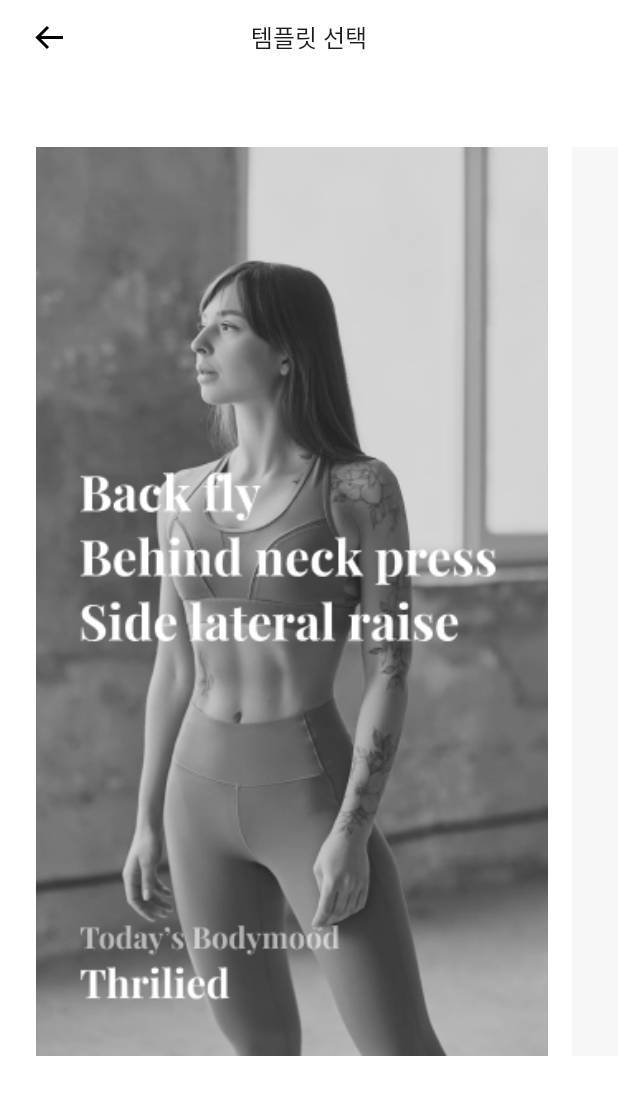
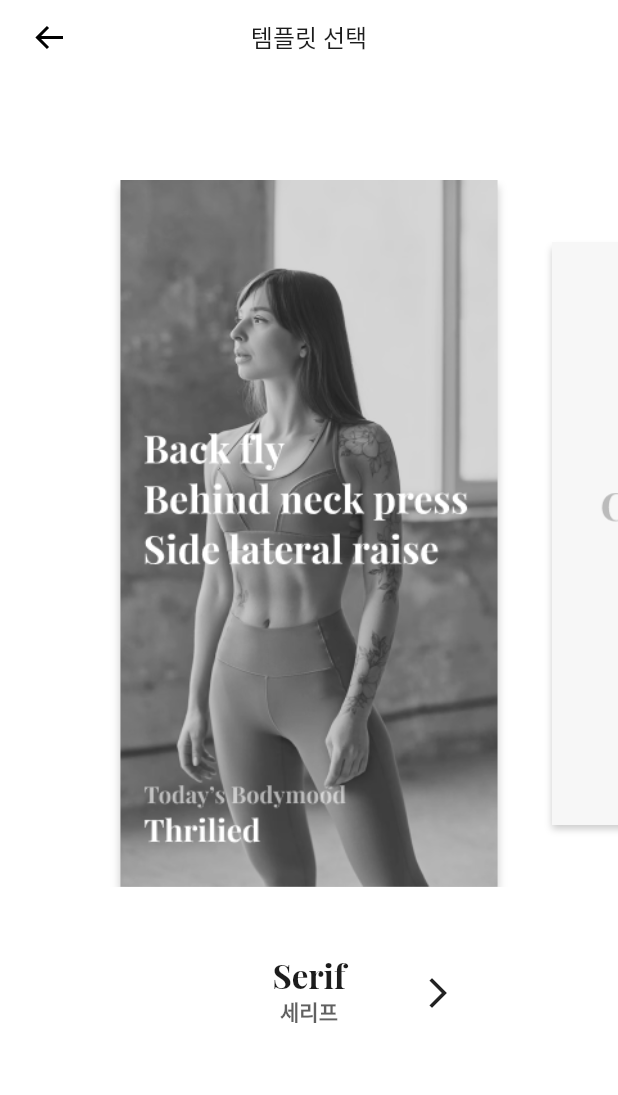
Before and after one commit to depromeet/bodymood-flutter, a Flutter app: the CreatePosterPage screen opened directly, on a phone screen of 412 x 824 dp. Shown: the top 1095 px of the screen. Run offline on Flutter 3.47's test engine with Material 2 defaults, Android fonts, the light colour scheme and no system bars; drawn by our look-alikes of carousel_slider; our stand-ins replace after_layout, cached_network_image, dio, dotted_border, equatable, flutter_riverpod and 6 more; missing offline and left inert: flowder, kakao_flutter_sdk, mime_type, network_to_file_image; generated files the repository leaves out were written again; Roboto replaces fonts that are missing (Pretendard Variable); statements that could not run were skipped; project files that could hold a hidden picture were left out.

Commit message:
#19 템플릿 선택화면 개선

```diff
--- /dev/null
+++ b/lib/gui/create/carousel/holder_carousel.dart
@@ -0,0 +1,111 @@
+import 'package:carousel_slider/carousel_slider.dart';
+import 'package:flutter/material.dart';
+import 'package:flutter_riverpod/flutter_riverpod.dart';
+import 'package:google_fonts/google_fonts.dart';
+
+import '../../../encloser/editor_view/editor_view_poster_state.dart';
+import '../../constants/color.dart';
+import '../model/predefined_template.dart';
+
+class TemplateHolderCarousel extends ConsumerStatefulWidget {
+  const TemplateHolderCarousel({
+    Key? key,
+  }) : super(key: key);
+
+  @override
+  ConsumerState<ConsumerStatefulWidget> createState() =>
+      TemplateHolderCarouselState();
+}
+
+class TemplateHolderCarouselState
+    extends ConsumerState<TemplateHolderCarousel> {
+  final _controller = CarouselController();
+  @override
+  Widget build(BuildContext context) {
+    ref.listen<int>(
+      editorViewPosterEncloser.select((poster) => poster.templateIndex),
+      (index) {
+        _controller.animateToPage(index);
+      },
+    );
+    final templateIndex = ref
+        .watch(editorViewPosterEncloser.select((value) => value.templateIndex));
+    return Center(
+      child: SizedBox(
+        width: 220,
+        child: Stack(
+          alignment: Alignment.center,
+          fit: StackFit.expand,
+          children: [
+            CarouselSlider.builder(
+              itemCount: predefinedTemplate.length,
+              itemBuilder: (context, index, realIndex) {
+                final template = predefinedTemplate[index];
+                return Column(
+                  crossAxisAlignment: CrossAxisAlignment.center,
+                  children: [
+                    Text(
+                      template.engTitle,
+                      style: GoogleFonts.playfairDisplay(
+                        fontSize: 22,
+                        height: 29 / 22,
+                        fontWeight: FontWeight.bold,
+                        color: clPrimaryBlack,
+                      ),
+                    ),
+                    const SizedBox(height: 2.6),
+                    Text(
+                      template.korTitle,
+                      style: TextStyle(
+                        fontSize: 14,
+                        height: 17 / 14,
+                        fontWeight: FontWeight.bold,
+                        color: clPrimaryBlack.withOpacity(0.7),
+                      ),
+                    ),
+                  ],
+                );
+              },
+              options: CarouselOptions(
+                onPageChanged: (index, reason) {
+                  ref.read(editorViewPosterEncloser).setTemplate(index);
+                },
+                enableInfiniteScroll: false,
+                viewportFraction: 1,
+                clipBehaviour: Clip.hardEdge,
+              ),
+              carouselController: _controller,
+            ),
+            Row(
+              mainAxisAlignment: MainAxisAlignment.spaceBetween,
+              children: [
+                templateIndex != 0
+                    ? IconButton(
+                        onPressed: () {
+                          ref
+                              .read(editorViewPosterEncloser)
+                              .setTemplate(templateIndex - 1);
+                        },
+                        icon: const Icon(Icons.arrow_back_ios),
+                        padding: EdgeInsets.zero,
+                      )
+                    : const SizedBox.shrink(),
+                templateIndex != predefinedTemplate.length - 1
+                    ? IconButton(
+                        onPressed: () {
+                          ref
+                              .read(editorViewPosterEncloser)
+                              .setTemplate(templateIndex + 1);
+                        },
+                        icon: const Icon(Icons.arrow_forward_ios),
+                        padding: EdgeInsets.zero,
+                      )
+                    : const SizedBox.shrink(),
+              ],
+            ),
+          ],
+        ),
+      ),
+    );
+  }
+}
--- /dev/null
+++ b/lib/gui/create/carousel/template_carousel.dart
@@ -0,0 +1,63 @@
+import 'package:carousel_slider/carousel_slider.dart';
+import 'package:flutter/material.dart';
+import 'package:flutter_riverpod/flutter_riverpod.dart';
+
+import '../../../encloser/editor_view/editor_view_poster_state.dart';
+import '../model/predefined_template.dart';
+
+class TemplateCarousel extends ConsumerStatefulWidget {
+  const TemplateCarousel({
+    Key? key,
+  }) : super(key: key);
+
+  @override
+  ConsumerState<ConsumerStatefulWidget> createState() =>
+      TemplateCarouselState();
+}
+
+class TemplateCarouselState extends ConsumerState<TemplateCarousel> {
+  final _controller = CarouselController();
+
+  @override
+  Widget build(BuildContext context) {
+    ref.listen<int>(
+      editorViewPosterEncloser.select((poster) => poster.templateIndex),
+      (templateIndex) {
+        _controller.animateToPage(templateIndex);
+      },
+    );
+    return CarouselSlider(
+      carouselController: _controller,
+      items: predefinedTemplate.map(
+        (e) {
+          return Center(
+            child: Container(
+              margin: const EdgeInsets.symmetric(horizontal: 10),
+              decoration: const BoxDecoration(
+                boxShadow: [
+                  BoxShadow(
+                    offset: Offset(0, 4),
+                    blurRadius: 4,
+                    color: Color.fromRGBO(0, 0, 0, 0.2),
+                  ),
+                ],
+              ),
+              child: e,
+            ),
+          );
+        },
+      ).toList(),
+      options: CarouselOptions(
+        aspectRatio: 247 / 437,
+        enlargeCenterPage: true,
+        enlargeStrategy: CenterPageEnlargeStrategy.scale,
+        enableInfiniteScroll: false,
+        viewportFraction: 247 / 375,
+        clipBehaviour: Clip.none,
+        onPageChanged: (index, reason) {
+          ref.read(editorViewPosterEncloser).setTemplate(index);
+        },
+      ),
+    );
+  }
+}
--- a/lib/gui/create/create_poster_page.dart
+++ b/lib/gui/create/create_poster_page.dart
@@ -1,16 +1,11 @@
 import 'package:flutter/material.dart';
-import 'package:flutter/widgets.dart';
 
 import '../../routes/path.dart';
 import '../widgets/appbar/appbar.dart';
 import '../widgets/appbar/back_button.dart';
 import '../widgets/appbar/text_title.dart';
-import 'template/comming_soon.dart';
-import 'template/first_template.dart';
-
-final List<Widget> _templates = [
-  const FirstPosterTemplate(),
-];
+import 'carousel/holder_carousel.dart';
+import 'carousel/template_carousel.dart';
 
 class CreatePosterPage extends StatelessWidget {
   const CreatePosterPage({Key? key}) : super(key: key);
@@ -28,27 +23,20 @@ class CreatePosterPage extends StatelessWidget {
     return Scaffold(
       body: SafeArea(
         child: Column(
+          crossAxisAlignment: CrossAxisAlignment.stretch,
           children: [
             _buildAppbar(),
-            Expanded(
-              child: ListView.separated(
-                scrollDirection: Axis.horizontal,
-                physics: const PageScrollPhysics(),
-                padding: const EdgeInsets.fromLTRB(24, 48, 24, 0),
-                itemBuilder: (context, index) {
-                  if (index == _templates.length) {
-                    return const CommingSoonTemplate();
-                  } else {
-                    return _templates[index];
-                  }
-                },
-                itemCount: _templates.length + 1,
-                separatorBuilder: (BuildContext context, int index) {
-                  return const SizedBox(width: 16);
-                },
-              ),
+            const Spacer(flex: 65),
+            const Expanded(
+              flex: 437,
+              child: TemplateCarousel(),
             ),
-            const SizedBox(height: 120),
+            const Spacer(flex: 41),
+            const Expanded(
+              flex: 49,
+              child: TemplateHolderCarousel(),
+            ),
+            const Spacer(flex: 126),
           ],
         ),
       ),
--- /dev/null
+++ b/lib/gui/create/model/predefined_template.dart
@@ -0,0 +1,10 @@
+import '../template/comming_soon.dart';
+import '../template/first_template.dart';
+import '../template/template_base.dart';
+
+const List<TemplateBase> predefinedTemplate = [
+  FirstPosterTemplate(
+    index: 0,
+  ),
+  CommingSoonTemplate(),
+];
--- a/lib/gui/create/template/comming_soon.dart
+++ b/lib/gui/create/template/comming_soon.dart
@@ -1,8 +1,9 @@
 import 'package:flutter/material.dart';
 
 import '../../../resources/resources.dart';
+import 'template_base.dart';
 
-class CommingSoonTemplate extends StatelessWidget {
+class CommingSoonTemplate extends StatelessWidget with TemplateBase {
   const CommingSoonTemplate({Key? key}) : super(key: key);
 
   @override
@@ -15,4 +16,13 @@ class CommingSoonTemplate extends StatelessWidget {
       ),
     );
   }
+
+  @override
+  String get engTitle => 'Comming';
+
+  @override
+  String get korTitle => '준비중';
+
+  @override
+  int get index => -1;
 }
--- a/lib/gui/create/template/first_template.dart
+++ b/lib/gui/create/template/first_template.dart
@@ -3,24 +3,40 @@ import 'package:flutter_riverpod/flutter_riverpod.dart';
 
 import '../../../encloser/editor_view/editor_view_page_encloser.dart';
 import '../../../resources/resources.dart';
+import 'template_base.dart';
 
-class FirstPosterTemplate extends ConsumerWidget {
+class FirstPosterTemplate extends ConsumerWidget with TemplateBase {
   const FirstPosterTemplate({
     Key? key,
-    this.templateIndex = 0,
+    required this.index,
   }) : super(key: key);
 
-  final int templateIndex;
+  @override
+  final int index;
+  @override
+  String get engTitle => 'Serif';
+  @override
+  String get korTitle => '세리프';
 
   @override
   Widget build(BuildContext context, ref) {
-    return AspectRatio(
-      aspectRatio: 310 / 550,
-      child: Ink.image(
-        image: const AssetImage(
-          CreatePosterImages.firstTemplate,
+    return Material(
+      child: Ink(
+        decoration: const BoxDecoration(
+          boxShadow: [
+            BoxShadow(
+              offset: Offset(0, 4),
+              blurRadius: 4,
+              color: Color.fromRGBO(0, 0, 0, 0.2),
+            ),
+          ],
+          image: DecorationImage(
+            image: AssetImage(
+              CreatePosterImages.firstTemplate,
+            ),
+            fit: BoxFit.cover,
+          ),
         ),
-        fit: BoxFit.cover,
         child: InkWell(
           onTap: () {
             ref.read(editorViewPageEncloser).showEditorPage();
--- /dev/null
+++ b/lib/gui/create/template/template_base.dart
@@ -0,0 +1,7 @@
+import 'package:flutter/material.dart';
+
+mixin TemplateBase on Widget {
+  String get engTitle;
+  String get korTitle;
+  int get index;
+}
--- a/lib/gui/editor/exercise_selector/tabs/indicator.dart
+++ b/lib/gui/editor/exercise_selector/tabs/indicator.dart
@@ -1,16 +1,13 @@
 import 'package:flutter/material.dart';
 import 'package:flutter_riverpod/flutter_riverpod.dart';
 
-import '../../../../common/carousel_controller_group/carousel_controller_group.dart';
 import '../../../constants/color.dart';
 import 'riverpod/selected_tab_provider.dart';
 
 class ExerciseTabIndicator extends StatelessWidget {
   const ExerciseTabIndicator({
     Key? key,
-    required this.controller,
   }) : super(key: key);
-  final CarouselControllerGroup controller;
 
   @override
   Widget build(BuildContext context) {
--- a/lib/gui/editor/exercise_selector/tabs/selector_body.dart
+++ b/lib/gui/editor/exercise_selector/tabs/selector_body.dart
@@ -1,10 +1,10 @@
-import 'riverpod/selected_tab_provider.dart';
 import 'package:flutter/material.dart';
 import 'package:flutter_riverpod/flutter_riverpod.dart';
 
 import '../../../../common/carousel_controller_group/carousel_controller_group.dart';
 import 'indicator.dart';
 import 'page.dart';
+import 'riverpod/selected_tab_provider.dart';
 import 'tab_bar.dart';
 
 class ExerciseSelectorBody extends ConsumerStatefulWidget {
@@ -51,9 +51,7 @@ class _ExerciseSelectorBodyState extends ConsumerState<ExerciseSelectorBody> {
           ),
         ),
         const SizedBox(height: 18),
-        ExerciseTabIndicator(
-          controller: _controller,
-        ),
+        const ExerciseTabIndicator(),
         const SizedBox(height: 50),
         Expanded(
           child: ExerciseTabPage(
--- a/lib/interactor/editor_view/editor_view_poster_interactor.dart
+++ b/lib/interactor/editor_view/editor_view_poster_interactor.dart
@@ -71,6 +71,22 @@ class EditorViewPosterInteractor extends ChangeNotifier {
     notifyListeners();
   }
 
+  void setTemplate(int index) {
+    state = state.map(
+      empty: (empty) {
+        return EditorViewPosterState.filled(
+          templateIndex: index,
+        );
+      },
+      filled: (filled) {
+        return filled.copyWith(
+          templateIndex: index,
+        );
+      },
+    );
+    notifyListeners();
+  }
+
   bool get isImageSelected => state.maybeMap(
         filled: (filled) => filled.image.maybeMap(
           empty: (_) => false,
@@ -91,4 +107,9 @@ class EditorViewPosterInteractor extends ChangeNotifier {
       );
   bool get isCompleted =>
       isImageSelected && isExerciseSelected && isMoodSelected;
+
+  int get templateIndex => state.maybeMap(
+        filled: (_state) => _state.templateIndex,
+        orElse: () => 0,
+      );
 }
--- a/lib/state/editor_view/editor_view_poster_state.dart
+++ b/lib/state/editor_view/editor_view_poster_state.dart
@@ -14,5 +14,6 @@ class EditorViewPosterState with _$EditorViewPosterState {
     @Default(SelectedMood.empty()) SelectedMood mood,
     @Default([]) List<ExerciseDetail> exercises,
     @Default(ImageStore.empty()) ImageStore image,
+    @Default(0) int templateIndex,
   }) = _FilledPoster;
 }
--- a/pubspec.yaml
+++ b/pubspec.yaml
@@ -56,8 +56,8 @@ dependencies:
   share_plus: ^3.0.4
   cached_network_image: ^3.1.0+1
   network_to_file_image: ^3.0.3
+  url_launcher: ^6.0.13
   flowder: ^0.2.0
-  url_launcher: ^6.0.13
 
 dev_dependencies:
   flutter_test:
```
Also changed, not shown: pubspec.lock.
